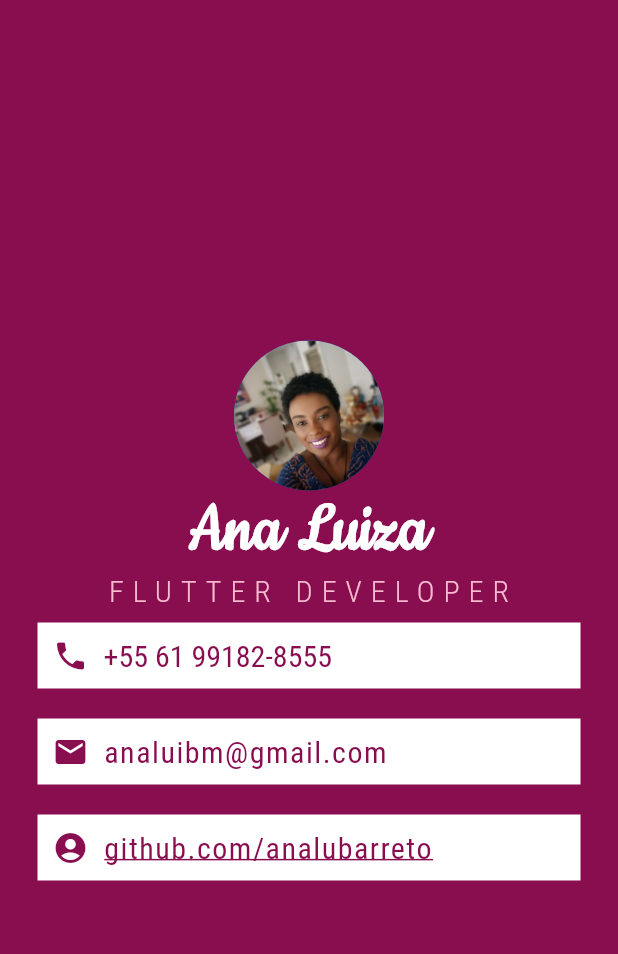
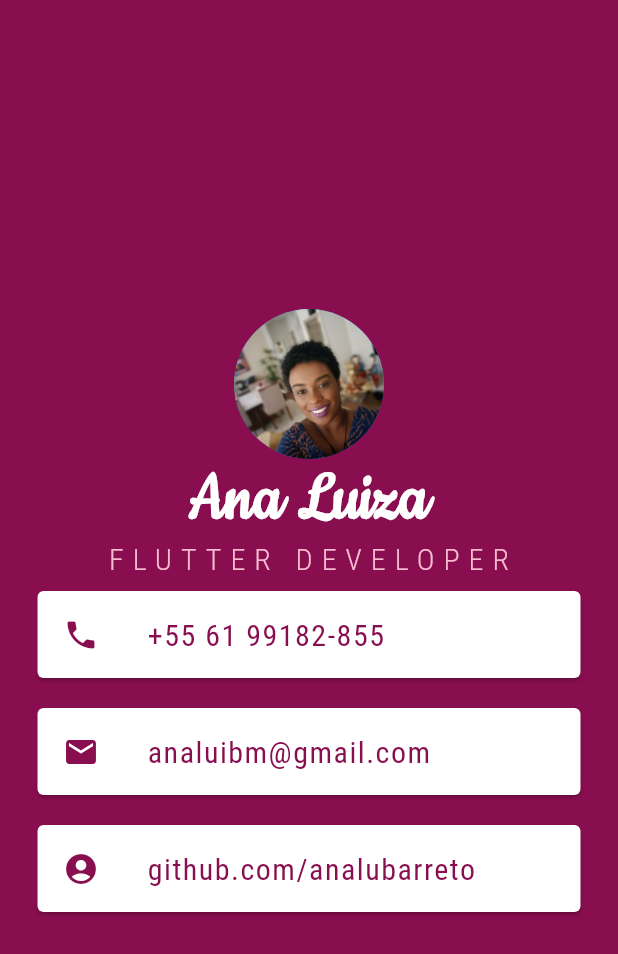
Before and after one commit to analubarreto/contact-card, a Flutter app: the screen it shows after launch, on a phone screen of 412 x 824 dp. Shown: the top 954 px of the screen. Run offline on Flutter 3.47's test engine with Material 2 defaults, Android fonts, the phone set to English and light mode, and no system bars.

Commit message:
changed Rows to Cards

```diff
--- a/lib/main.dart
+++ b/lib/main.dart
@@ -37,44 +37,40 @@ class MyApp extends StatelessWidget {
                   letterSpacing: 6.0
                 ),
               ),
-              Container(
-                padding: EdgeInsets.all(10.0),
+              // Cards don't have a padding property
+              Card(
                 color: Colors.white,
                 margin: EdgeInsets.symmetric(vertical: 10.0, horizontal: 25.0),
-                child: Row(
-                  children: <Widget>[
-                    Icon(
+                child: Padding(
+                  padding: EdgeInsets.all(1.0),
+                  child: ListTile(
+                    leading: Icon(
                       Icons.phone,
                       color: Colors.pink[900]
                     ),
-                    SizedBox(
-                      width: 10.0,
-                    ),
-                    Text(
-                      '+55 61 99182-8555',
+                    title: Text(
+                      '+55 61 99182-855',
                       style: TextStyle(
                         color: Colors.pink[900],
                         fontFamily: 'Roboto-Condensed',
-                        fontSize: 20.0
-                      ),
+                        fontSize: 20.0,
+                        letterSpacing: 1
+                      )
                     )
-                  ],
-                ),
+                  )
+                )
               ),
-              Container(
-                padding: EdgeInsets.all(10.0),
+              Card(
                 color: Colors.white,
                 margin: EdgeInsets.symmetric(vertical: 10.0, horizontal: 25.0),
-                child: Row(
-                  children: <Widget>[
-                    Icon(
+                child: Padding(
+                  padding: EdgeInsets.all(1.0),
+                  child: ListTile(
+                    leading: Icon(
                       Icons.email,
                       color: Colors.pink[900]
                     ),
-                    SizedBox(
-                      width: 10.0,
-                    ),
-                    Text(
+                    title: Text(
                       'analuibm@gmail.com',
                       style: TextStyle(
                         color: Colors.pink[900],
@@ -83,33 +79,29 @@ class MyApp extends StatelessWidget {
                         letterSpacing: 1
                       )
                     )
-                  ],
+                  )
                 )
               ),
-              Container(
-                padding: EdgeInsets.all(10.0),
+              Card(
                 color: Colors.white,
                 margin: EdgeInsets.symmetric(vertical: 10.0, horizontal: 25.0),
-                child: Row(
-                  children: <Widget>[
-                    Icon(
+                child: Padding(
+                  padding: EdgeInsets.all(1.0),
+                  child: ListTile(
+                    leading: Icon(
                       Icons.account_circle,
                       color: Colors.pink[900]
                     ),
-                    SizedBox(
-                      width: 10.0,
-                    ),
-                    Text(
+                    title: Text(
                       'github.com/analubarreto',
                       style: TextStyle(
                         color: Colors.pink[900],
                         fontFamily: 'Roboto-Condensed',
                         fontSize: 20.0,
-                        letterSpacing: 1,
-                        decoration: TextDecoration.underline
+                        letterSpacing: 1
                       )
                     )
-                  ],
+                  )
                 )
               )
             ],
```
